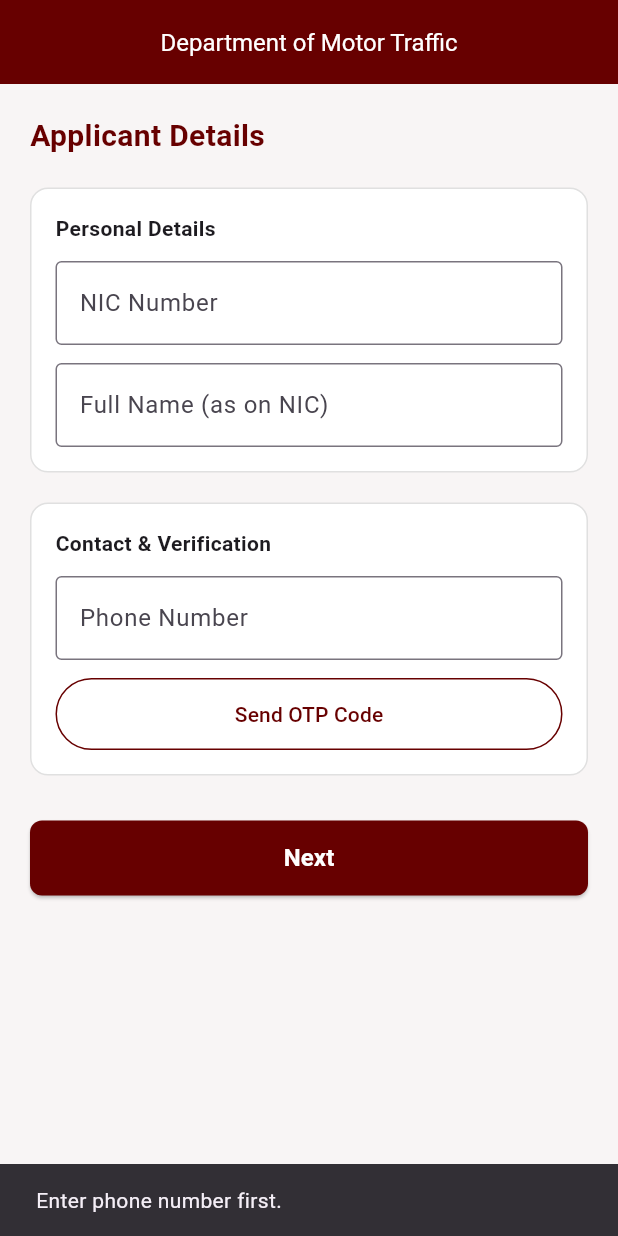
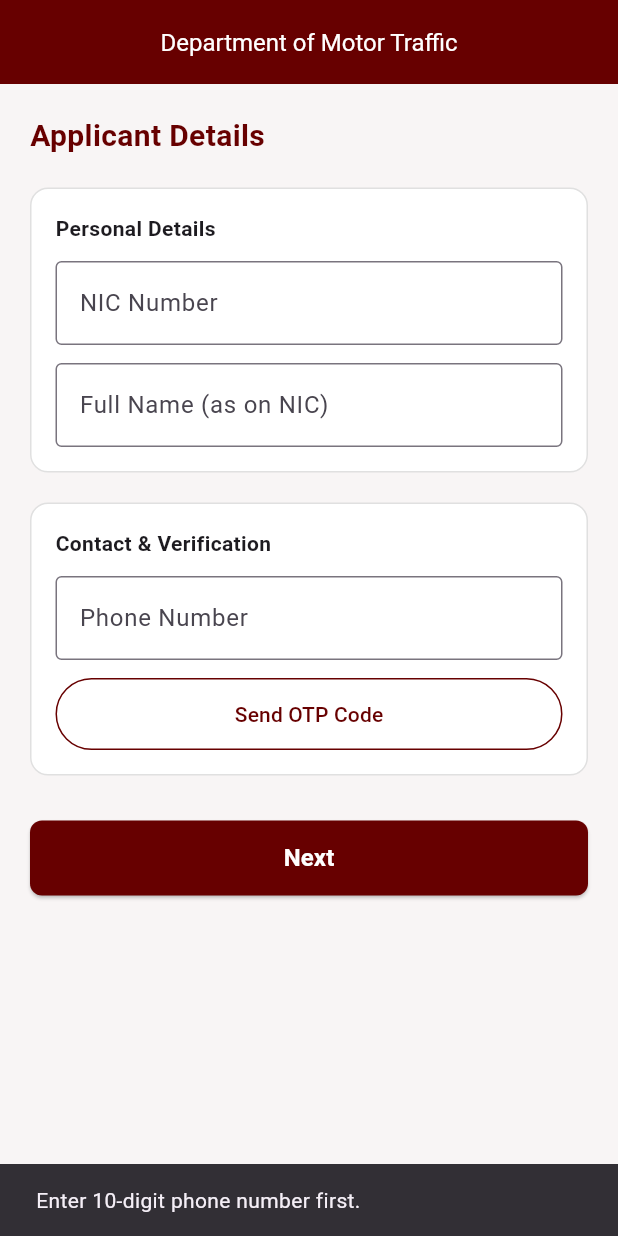
Before and after one commit to SPraneepa/dmt-app, a Flutter app: the screen it shows after launch, after a tap on "Send OTP Code", on a phone screen of 412 x 824 dp. Run offline on Flutter 3.47's test engine with Material 3 defaults, Android fonts, the phone set to English and light mode, and no system bars; our stand-ins replace pdf, printing.

Commit message:
feat(applicant-details): add input formatters and validation for name and phone fields

```diff
--- a/lib/screens/applicant_details_screen.dart
+++ b/lib/screens/applicant_details_screen.dart
@@ -1,4 +1,5 @@
 import 'package:flutter/material.dart';
+import 'package:flutter/services.dart';
 import 'package:provider/provider.dart';
 import '../core/constants/app_color.dart';
 import '../providers/appointment_provider.dart';
@@ -18,7 +19,6 @@ class _ApplicantDetailsScreenState extends State<ApplicantDetailsScreen> {
   final _phoneController = TextEditingController();
 
   bool _isPhoneVerified = false;
-  bool _isVerifyingOtp = false;
 
   @override
   void dispose() {
@@ -194,12 +194,19 @@ class _ApplicantDetailsScreenState extends State<ApplicantDetailsScreen> {
                     const SizedBox(height: 12),
                     TextFormField(
                       controller: _nameController,
+                      keyboardType: TextInputType.name,
+                      inputFormatters: [
+                        FilteringTextInputFormatter.allow(
+                          RegExp(r'[a-zA-Z\s\.]'),
+                        ),
+                      ],
                       decoration: const InputDecoration(
                         labelText: 'Full Name (as on NIC)',
                         border: OutlineInputBorder(),
                       ),
-                      validator: (v) =>
-                          (v == null || v.isEmpty) ? 'Enter full name' : null,
+                      validator: (v) => (v == null || v.trim().isEmpty)
+                          ? 'Enter full name'
+                          : null,
                     ),
                   ],
                 ),
@@ -228,13 +235,17 @@ class _ApplicantDetailsScreenState extends State<ApplicantDetailsScreen> {
                     TextFormField(
                       controller: _phoneController,
                       keyboardType: TextInputType.phone,
+                      inputFormatters: [
+                        FilteringTextInputFormatter.digitsOnly,
+                        LengthLimitingTextInputFormatter(10),
+                      ],
                       decoration: const InputDecoration(
                         labelText: 'Phone Number',
                         hintText: '07X XXXXXXX',
                         border: OutlineInputBorder(),
                       ),
-                      validator: (v) => (v == null || v.length < 10)
-                          ? 'Enter valid phone number'
+                      validator: (v) => (v == null || v.length != 10)
+                          ? 'Enter valid 10-digit phone number'
                           : null,
                     ),
                     const SizedBox(height: 12),
@@ -269,12 +280,14 @@ class _ApplicantDetailsScreenState extends State<ApplicantDetailsScreen> {
                               ),
                             ),
                             onPressed: () {
-                              if (_phoneController.text.length >= 10) {
+                              if (_phoneController.text.length == 10) {
                                 _showOtpModal();
                               } else {
                                 ScaffoldMessenger.of(context).showSnackBar(
                                   const SnackBar(
-                                    content: Text('Enter phone number first.'),
+                                    content: Text(
+                                      'Enter 10-digit phone number first.',
+                                    ),
                                   ),
                                 );
                               }
--- a/pubspec.yaml
+++ b/pubspec.yaml
@@ -37,6 +37,8 @@ dependencies:
   provider: ^6.1.5+1
   shared_preferences: ^2.5.5
   intl: ^0.20.3
+  pdf: ^3.12.0
+  printing: ^5.14.3
 
 dev_dependencies:
   flutter_test:
```
Also changed, not shown: lib/core/utils/pdf_generator.dart (added, +166 -0 lines), lib/screens/success_screen.dart (+35 -1 lines).
